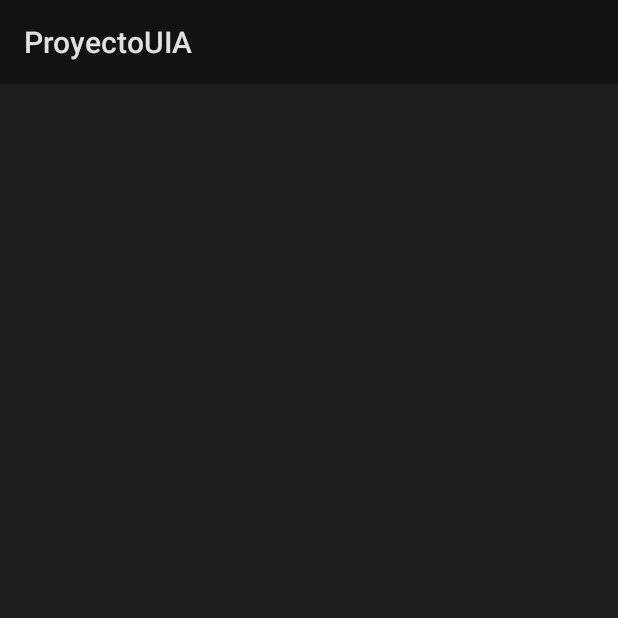
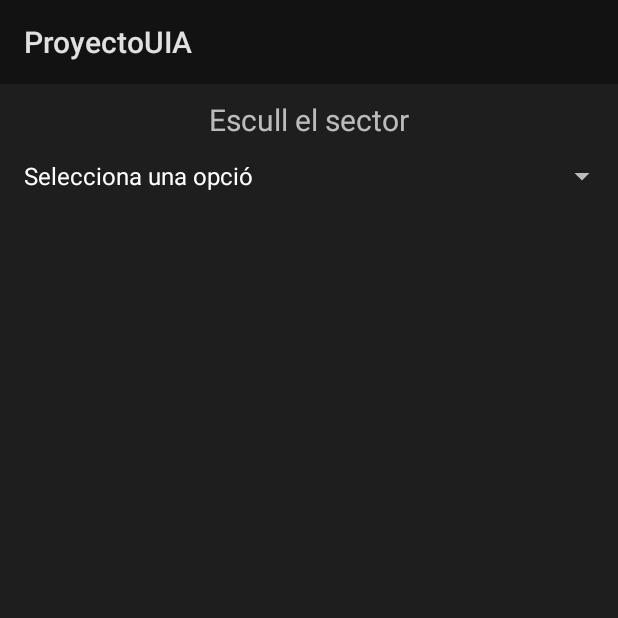
Before and after one commit to AdriaPriego/ProyectoUIA, an Android app: the ActivitatBusinesses screen opened directly, with no data from a screen before it, on a phone screen of 412 x 824 dp, the top half of it. Run offline under Robolectric (Android 15) with nearby library versions, the phone set to English and light mode, and no system bars.

Commit message:
businesses

```diff
--- a/app/build.gradle
+++ b/app/build.gradle
@@ -33,7 +33,7 @@ dependencies {
     implementation 'com.google.android.material:material:1.4.0'
     implementation 'androidx.constraintlayout:constraintlayout:2.1.2'
     implementation 'androidx.legacy:legacy-support-v4:1.0.0'
-    testImplementation 'junit:junit:4.+'
+    testImplementation 'junit:junit:4.13.2'
     androidTestImplementation 'androidx.test.ext:junit:1.1.3'
     androidTestImplementation 'androidx.test.espresso:espresso-core:3.4.0'
 }
--- a/app/src/main/java/com/example/proyectouia/ActivitatBusinesses.java
+++ b/app/src/main/java/com/example/proyectouia/ActivitatBusinesses.java
@@ -1,14 +1,77 @@
 package com.example.proyectouia;
 
+import android.os.Bundle;
+import android.view.View;
+import android.widget.AdapterView;
+import android.widget.ArrayAdapter;
+import android.widget.Spinner;
+
 import androidx.appcompat.app.AppCompatActivity;
+import androidx.fragment.app.FragmentManager;
 
-import android.os.Bundle;
+import java.util.ArrayList;
 
-public class ActivitatBusinesses extends AppCompatActivity {
-
+public class ActivitatBusinesses extends AppCompatActivity implements AdapterView.OnItemSelectedListener {
+    Spinner spinnerBusinesses;
+    private final ArrayList<String> lista = new ArrayList<>();
     @Override
     protected void onCreate(Bundle savedInstanceState) {
         super.onCreate(savedInstanceState);
         setContentView(R.layout.activity_activitat_businesses);
+        spinnerBusinesses=findViewById(R.id.spinnerBusinesses);
+        agregarValors();
+        click();
+    }
+    private void agregarValors()
+    {
+        lista.add("Selecciona una opció");
+        lista.add("Perruqueries");
+        lista.add("Farmàcies");
+        lista.add("Forns de pa");
+        lista.add("Associacions");
+    }
+    private void click()
+    {
+        spinnerBusinesses.setOnItemSelectedListener(this);
+        ArrayAdapter<String> adapter = new ArrayAdapter<>(this, android.R.layout.simple_list_item_1, lista);
+        adapter.setDropDownViewResource(android.R.layout.simple_spinner_dropdown_item);
+        spinnerBusinesses.setAdapter(adapter);
+    }
+    @Override
+    public void onItemSelected(AdapterView<?> adapterView, View view, int i, long l) {
+        String valor;
+        valor = (String) adapterView.getSelectedItem();
+        FragmentManager fm = getSupportFragmentManager();
+        FragmentBusiness1 fragment1 = new FragmentBusiness1();
+
+        FragmentManager fm2 = getSupportFragmentManager();
+        FragmentBusiness2 fragment2 = new FragmentBusiness2();
+
+        FragmentManager fm3 = getSupportFragmentManager();
+        FragmentBusiness3 fragment3 = new FragmentBusiness3();
+        switch (valor)
+        {
+            case "Perruqueries":
+                if (fm.findFragmentById(R.id.contenidorBusinesses) == null) {
+                    fm.beginTransaction().add(R.id.contenidorBusinesses,fragment1).commit();
+                }
+                break;
+            case "2":
+                if (fm2.findFragmentById(R.id.contenidorHotels) == null) {
+                    fm2.beginTransaction().add(R.id.contenidorBusinesses,fragment2).commit();
+                }
+                break;
+            case "3":
+                if (fm3.findFragmentById(R.id.contenidorHotels) == null) {
+                    fm3.beginTransaction().add(R.id.contenidorBusinesses,fragment3).commit();
+                }
+                break;
+            default:
+                break;
+        }
+    }
+    @Override
+    public void onNothingSelected(AdapterView<?> adapterView) {
+
     }
 }
--- /dev/null
+++ b/app/src/main/java/com/example/proyectouia/FragmentBusiness2.java
@@ -0,0 +1,64 @@
+package com.example.proyectouia;
+
+import android.os.Bundle;
+
+import androidx.fragment.app.Fragment;
+
+import android.view.LayoutInflater;
+import android.view.View;
+import android.view.ViewGroup;
+
+/**
+ * A simple {@link Fragment} subclass.
+ * Use the {@link FragmentBusiness2#newInstance} factory method to
+ * create an instance of this fragment.
+ */
+public class FragmentBusiness2 extends Fragment {
+
+    // TODO: Rename parameter arguments, choose names that match
+    // the fragment initialization parameters, e.g. ARG_ITEM_NUMBER
+    private static final String ARG_PARAM1 = "param1";
+    private static final String ARG_PARAM2 = "param2";
+
+    // TODO: Rename and change types of parameters
+    private String mParam1;
+    private String mParam2;
+
+    public FragmentBusiness2() {
+        // Required empty public constructor
+    }
+
+    /**
+     * Use this factory method to create a new instance of
+     * this fragment using the provided parameters.
+     *
+     * @param param1 Parameter 1.
+     * @param param2 Parameter 2.
+     * @return A new instance of fragment FragmentBusiness2.
+     */
+    // TODO: Rename and change types and number of parameters
+    public static FragmentBusiness2 newInstance(String param1, String param2) {
+        FragmentBusiness2 fragment = new FragmentBusiness2();
+        Bundle args = new Bundle();
+        args.putString(ARG_PARAM1, param1);
+        args.putString(ARG_PARAM2, param2);
+        fragment.setArguments(args);
+        return fragment;
+    }
+
+    @Override
+    public void onCreate(Bundle savedInstanceState) {
+        super.onCreate(savedInstanceState);
+        if (getArguments() != null) {
+            mParam1 = getArguments().getString(ARG_PARAM1);
+            mParam2 = getArguments().getString(ARG_PARAM2);
+        }
+    }
+
+    @Override
+    public View onCreateView(LayoutInflater inflater, ViewGroup container,
+                             Bundle savedInstanceState) {
+        // Inflate the layout for this fragment
+        return inflater.inflate(R.layout.fragment_business2, container, false);
+    }
+}
--- /dev/null
+++ b/app/src/main/java/com/example/proyectouia/FragmentBusiness3.java
@@ -0,0 +1,64 @@
+package com.example.proyectouia;
+
+import android.os.Bundle;
+
+import androidx.fragment.app.Fragment;
+
+import android.view.LayoutInflater;
+import android.view.View;
+import android.view.ViewGroup;
+
+/**
+ * A simple {@link Fragment} subclass.
+ * Use the {@link FragmentBusiness3#newInstance} factory method to
+ * create an instance of this fragment.
+ */
+public class FragmentBusiness3 extends Fragment {
+
+    // TODO: Rename parameter arguments, choose names that match
+    // the fragment initialization parameters, e.g. ARG_ITEM_NUMBER
+    private static final String ARG_PARAM1 = "param1";
+    private static final String ARG_PARAM2 = "param2";
+
+    // TODO: Rename and change types of parameters
+    private String mParam1;
+    private String mParam2;
+
+    public FragmentBusiness3() {
+        // Required empty public constructor
+    }
+
+    /**
+     * Use this factory method to create a new instance of
+     * this fragment using the provided parameters.
+     *
+     * @param param1 Parameter 1.
+     * @param param2 Parameter 2.
+     * @return A new instance of fragment FragmentBusiness3.
+     */
+    // TODO: Rename and change types and number of parameters
+    public static FragmentBusiness3 newInstance(String param1, String param2) {
+        FragmentBusiness3 fragment = new FragmentBusiness3();
+        Bundle args = new Bundle();
+        args.putString(ARG_PARAM1, param1);
+        args.putString(ARG_PARAM2, param2);
+        fragment.setArguments(args);
+        return fragment;
+    }
+
+    @Override
+    public void onCreate(Bundle savedInstanceState) {
+        super.onCreate(savedInstanceState);
+        if (getArguments() != null) {
+            mParam1 = getArguments().getString(ARG_PARAM1);
+            mParam2 = getArguments().getString(ARG_PARAM2);
+        }
+    }
+
+    @Override
+    public View onCreateView(LayoutInflater inflater, ViewGroup container,
+                             Bundle savedInstanceState) {
+        // Inflate the layout for this fragment
+        return inflater.inflate(R.layout.fragment_business3, container, false);
+    }
+}
--- /dev/null
+++ b/app/src/main/res/drawable/button_background.xml
@@ -0,0 +1,5 @@
+<shape xmlns:android="http://schemas.android.com/apk/res/android"
+    android:shape="rectangle">
+    <solid android:color="#2273FF" />
+    <corners android:radius="80dp" />
+</shape>
--- a/app/src/main/res/layout/activity_activitat_businesses.xml
+++ b/app/src/main/res/layout/activity_activitat_businesses.xml
@@ -1,9 +1,32 @@
 <?xml version="1.0" encoding="utf-8"?>
-<androidx.constraintlayout.widget.ConstraintLayout xmlns:android="http://schemas.android.com/apk/res/android"
+<ScrollView xmlns:android="http://schemas.android.com/apk/res/android"
     xmlns:tools="http://schemas.android.com/tools"
     android:layout_width="match_parent"
     android:layout_height="match_parent"
     android:background="#1E1E1E"
-    tools:context=".ActivitatBusinesses">
-
-</androidx.constraintlayout.widget.ConstraintLayout>
+    tools:context=".ActivitatHotels">
+    <LinearLayout
+        android:layout_width="match_parent"
+        android:layout_height="wrap_content"
+        android:orientation="vertical">
+        <TextView
+            android:layout_width="wrap_content"
+            android:layout_height="wrap_content"
+            android:layout_marginTop="10dp"
+            android:text="@string/sector"
+            android:layout_gravity="center"
+            android:textSize="20sp">
+        </TextView>
+        <Spinner
+            android:id="@+id/spinnerBusinesses"
+            android:layout_width="match_parent"
+            android:layout_height="match_parent">
+        </Spinner>
+        <LinearLayout
+            android:id="@+id/contenidorBusinesses"
+            android:layout_width="match_parent"
+            android:layout_height="wrap_content"
+            android:orientation="vertical">
+        </LinearLayout>
+    </LinearLayout>
+</ScrollView>
```
Also changed, not shown: app/src/main/java/com/example/proyectouia/FragmentBusiness1.java (added, +90 -0 lines), app/src/main/res/layout/fragment_business1.xml (added, +160 -0 lines), app/src/main/res/layout/fragment_business2.xml (added, +14 -0 lines), app/src/main/res/layout/fragment_business3.xml (added, +14 -0 lines), app/src/main/res/values/strings.xml (+5 -3 lines), app/src/main/res/drawable/directions_white_18dp.png (added), app/src/main/res/drawable/perruqueria2.png (added), app/src/main/res/drawable/wheelchair_26px.png (added), app/src/main/res/drawable/wheelchair_52px.png (added), 2 other files.
